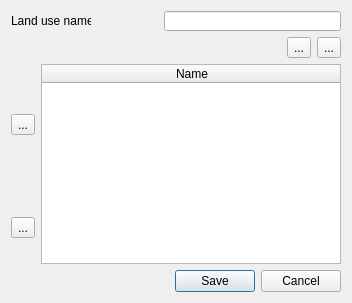
Above: ui/landuse_dialog.ui from MathieuChailloux/MitiConnect before the change. Below: the same form after it.
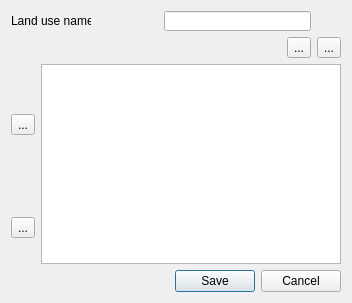
That is the form after the change.

The edit to the form file:
```diff
--- a/ui/landuse_dialog.ui
+++ b/ui/landuse_dialog.ui
@@ -33,8 +33,8 @@
      </property>
     </widget>
    </item>
-   <item row="0" column="2" colspan="3">
-    <widget class="QLineEdit" name="lineEdit">
+   <item row="0" column="2" colspan="2">
+    <widget class="QLineEdit" name="landuseDialogName">
      <property name="minimumSize">
       <size>
        <width>0</width>
@@ -78,24 +78,13 @@
     </widget>
    </item>
    <item row="2" column="1" rowspan="2" colspan="4">
-    <widget class="QTableWidget" name="tableWidget">
+    <widget class="QListView" name="landuseDialogView">
      <property name="minimumSize">
       <size>
        <width>300</width>
        <height>200</height>
       </size>
      </property>
-     <property name="columnCount">
-      <number>1</number>
-     </property>
-     <attribute name="horizontalHeaderDefaultSectionSize">
-      <number>300</number>
-     </attribute>
-     <column>
-      <property name="text">
-       <string>Name</string>
-      </property>
-     </column>
     </widget>
    </item>
    <item row="3" column="0">
```
Left out of the diff: 8 changed lines with no effect on the pictures.
